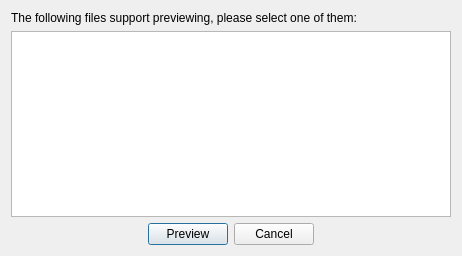
This is src/gui/preview.ui in SysAdminDoc/qBittorrent-Vanced as Qt 5 draws it before an edit. The edited form follows.
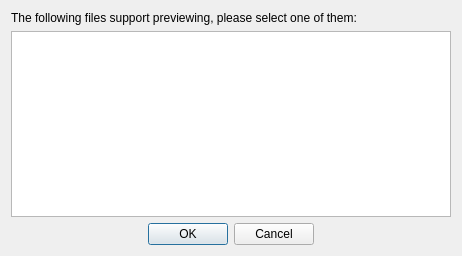
This is the edited form.

Commit message:
Replace dialog ok-cancel buttons with QDialogButtonBox
This PR will make button order follow the platform default.
For example: windows use: OK, Cancel; linux use: Cancel, OK.

```diff
--- a/src/gui/preview.ui
+++ b/src/gui/preview.ui
@@ -32,48 +32,14 @@
     </widget>
    </item>
    <item>
-    <layout class="QHBoxLayout">
-     <item>
-      <spacer>
-       <property name="orientation">
-        <enum>Qt::Horizontal</enum>
-       </property>
-       <property name="sizeHint" stdset="0">
-        <size>
-         <width>40</width>
-         <height>20</height>
-        </size>
-       </property>
-      </spacer>
-     </item>
-     <item>
-      <widget class="QPushButton" name="previewButton">
-       <property name="text">
-        <string>Preview</string>
-       </property>
-      </widget>
-     </item>
-     <item>
-      <widget class="QPushButton" name="cancelButton">
-       <property name="text">
-        <string>Cancel</string>
-       </property>
-      </widget>
-     </item>
-     <item>
-      <spacer>
-       <property name="orientation">
-        <enum>Qt::Horizontal</enum>
-       </property>
-       <property name="sizeHint" stdset="0">
-        <size>
-         <width>40</width>
-         <height>20</height>
-        </size>
-       </property>
-      </spacer>
-     </item>
-    </layout>
+    <widget class="QDialogButtonBox" name="buttonBox">
+     <property name="standardButtons">
+      <set>QDialogButtonBox::Cancel|QDialogButtonBox::Ok</set>
+     </property>
+     <property name="centerButtons">
+      <bool>true</bool>
+     </property>
+    </widget>
    </item>
   </layout>
  </widget>
```
Left out of the diff: 19 changed lines with no effect on the pictures. The commit also changes 7 other files.
